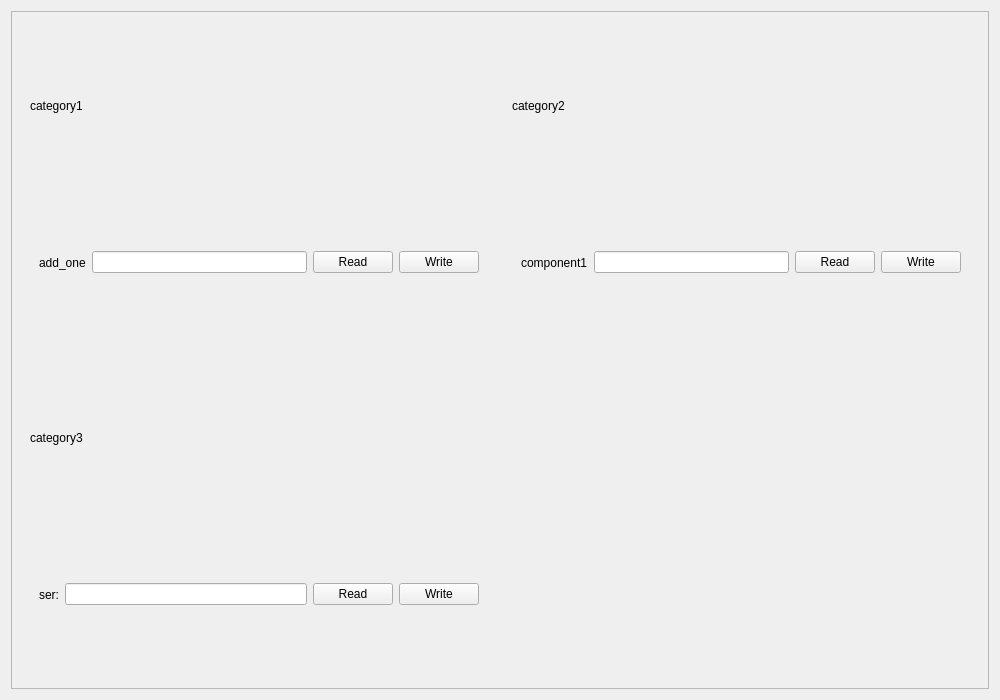
YeonungK/YonKu, file GUI/ui_files/instrument_control_uis/test_model_ui.ui: the form before one commit.
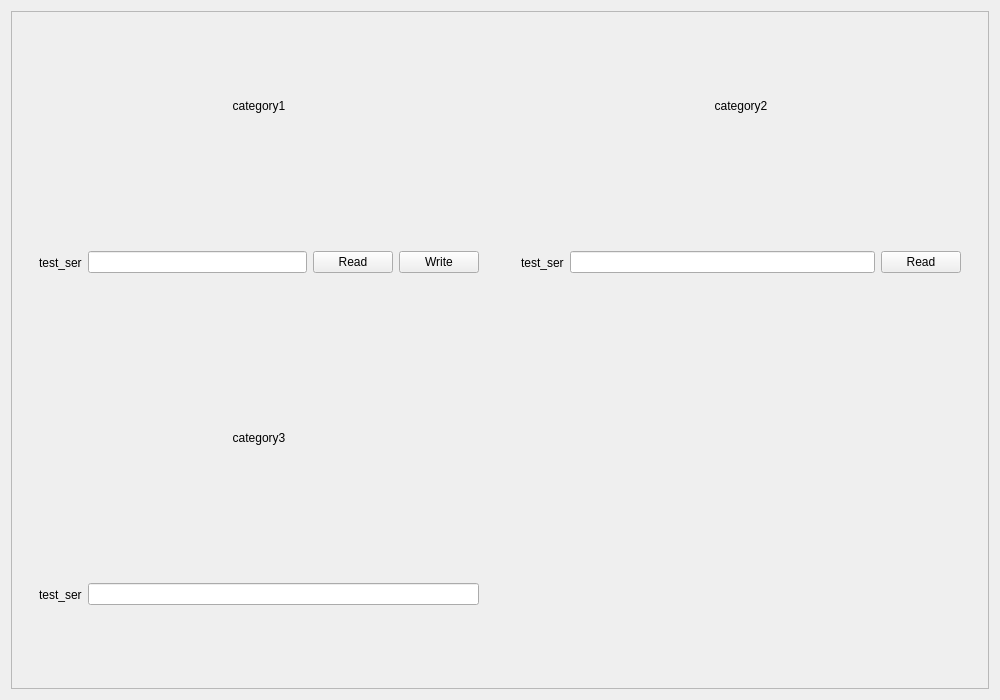
The form after the commit.

Commit message: read and write commands done. next reorganize main_gui.py

```diff
--- a/GUI/ui_files/instrument_control_uis/test_model_ui.ui
+++ b/GUI/ui_files/instrument_control_uis/test_model_ui.ui
@@ -37,6 +37,9 @@
             <property name="text">
              <string>category1</string>
             </property>
+            <property name="alignment">
+             <set>Qt::AlignCenter</set>
+            </property>
            </widget>
           </item>
           <item>
@@ -45,7 +48,7 @@
              <item>
               <widget class="QLabel" name="category1_add_one_label">
                <property name="text">
-                <string>add_one</string>
+                <string>test_ser</string>
                </property>
               </widget>
              </item>
@@ -84,6 +87,9 @@
             <property name="text">
              <string>category2</string>
             </property>
+            <property name="alignment">
+             <set>Qt::AlignCenter</set>
+            </property>
            </widget>
           </item>
           <item>
@@ -92,7 +98,7 @@
              <item>
               <widget class="QLabel" name="category2_component1_label">
                <property name="text">
-                <string>component1</string>
+                <string>test_ser</string>
                </property>
               </widget>
              </item>
@@ -110,13 +116,6 @@
                </property>
               </widget>
              </item>
-             <item>
-              <widget class="QPushButton" name="category2_component1_writeButton">
-               <property name="text">
-                <string>Write</string>
-               </property>
-              </widget>
-             </item>
             </layout>
            </widget>
           </item>
@@ -131,6 +130,9 @@
             <property name="text">
              <string>category3</string>
             </property>
+            <property name="alignment">
+             <set>Qt::AlignCenter</set>
+            </property>
            </widget>
           </item>
           <item>
@@ -139,7 +141,7 @@
              <item>
               <widget class="QLabel" name="category3_ser__label">
                <property name="text">
-                <string>ser:</string>
+                <string>test_ser</string>
                </property>
               </widget>
              </item>
@@ -150,20 +152,6 @@
                </property>
               </widget>
              </item>
-             <item>
-              <widget class="QPushButton" name="category3_ser__readButton">
-               <property name="text">
-                <string>Read</string>
-               </property>
-              </widget>
-             </item>
-             <item>
-              <widget class="QPushButton" name="category3_ser__writeButton">
-               <property name="text">
-                <string>Write</string>
-               </property>
-              </widget>
-             </item>
             </layout>
            </widget>
           </item>
```
Left out of the diff: 30 changed lines with no effect on the pictures. The commit also changes 25 other files.
